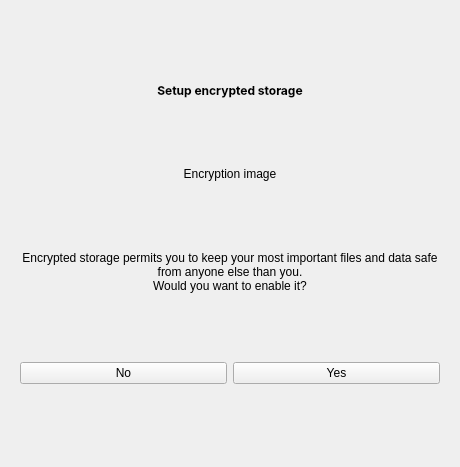
The window that encryptionmanager.ui (Quill-OS/quill) describes before a commit, drawn with Qt 5.
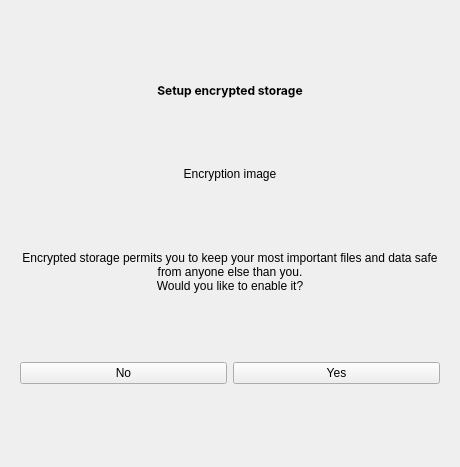
The same window after the commit.

The edit to the form file:
```diff
--- a/encryptionmanager.ui
+++ b/encryptionmanager.ui
@@ -73,7 +73,7 @@
           <widget class="QLabel" name="descriptionLabel">
            <property name="text">
             <string>Encrypted storage permits you to keep your most important files and data safe from anyone else than you.
-Would you want to enable it?</string>
+Would you like to enable it?</string>
            </property>
            <property name="alignment">
             <set>Qt::AlignCenter</set>
```
